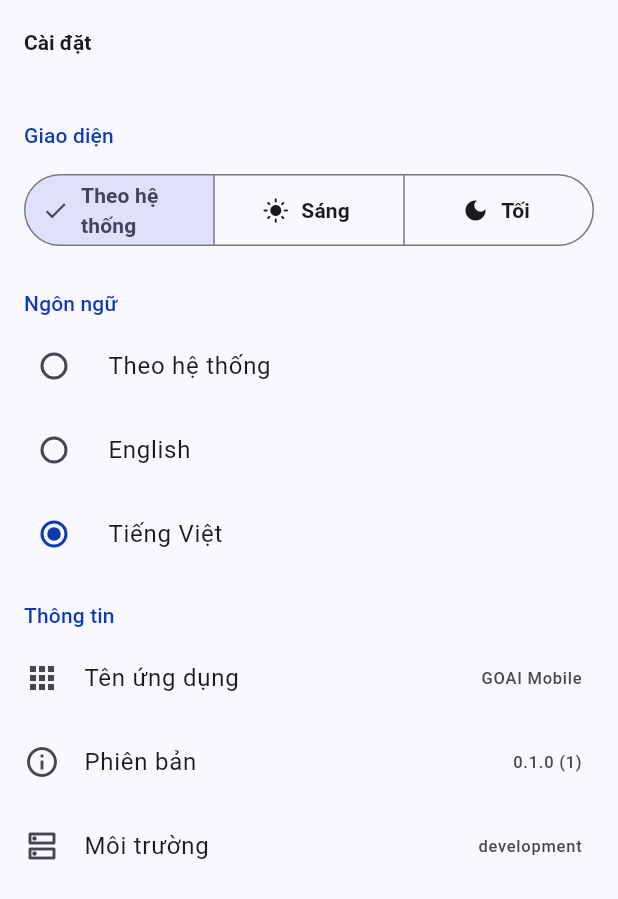
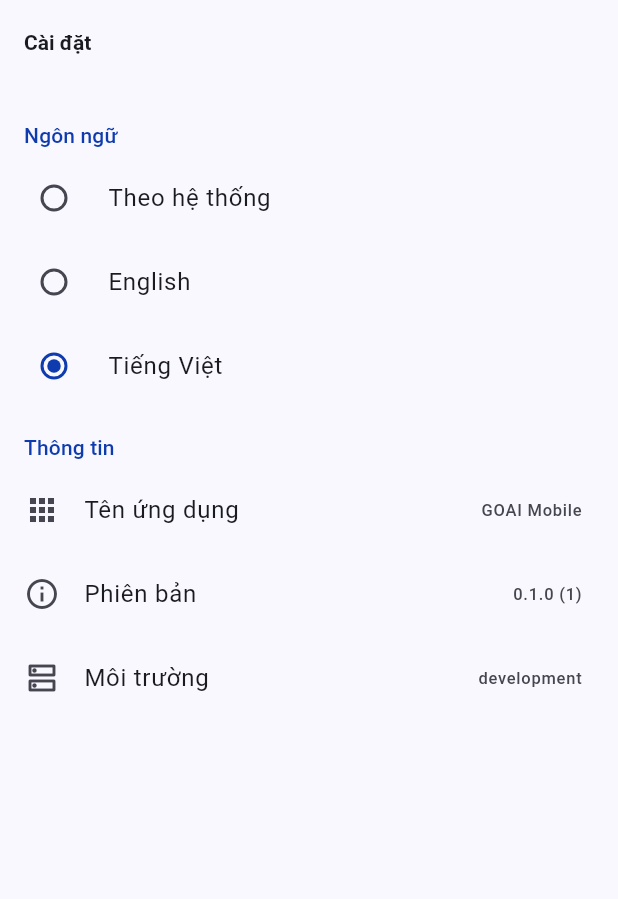
Before and after one commit to trantansy-goai/AI-HR-Workforce-, a Flutter app: the SettingsPage screen opened by its route, after a tap on "Tiếng Việt", on a phone screen of 412 x 824 dp. Shown: the top 899 px of the screen. Run offline on Flutter 3.47's test engine with Material 3 defaults, Android fonts, the phone set to English and light mode, and no system bars; our stand-ins replace dio, equatable, file_picker, flutter_riverpod, flutter_secure_storage, go_router and 2 more; missing offline and left inert: record; accounts and stored records are empty.

Commit message:
refactor: make GoAI light theme only

```diff
--- a/lib/app/app.dart
+++ b/lib/app/app.dart
@@ -29,8 +29,7 @@ class App extends ConsumerWidget {
       routerConfig: ref.watch(routerProvider),
       scaffoldMessengerKey: rootScaffoldMessengerKey,
       theme: theme.light,
-      darkTheme: theme.dark,
-      themeMode: settings.themeMode,
+      themeMode: ThemeMode.light,
       locale: settings.locale,
       supportedLocales: AppLocales.supported,
       localizationsDelegates: const [
--- a/lib/core/localization/arb/app_en.arb
+++ b/lib/core/localization/arb/app_en.arb
@@ -67,16 +67,12 @@
   "homeChatTitle": "Chat demo",
   "homeChatSubtitle": "Generic chat engine with a mock provider",
   "homeSettingsTitle": "Settings",
-  "homeSettingsSubtitle": "Theme, language and app info",
+  "homeSettingsSubtitle": "Language and app info",
   "homeShowcaseTitle": "Foundation showcase",
   "homeShowcaseSubtitle": "Design system components and states",
   "homeProfileTitle": "Profile",
   "homeProfileSubtitle": "Current user and session",
   "settingsTitle": "Settings",
-  "settingsAppearance": "Appearance",
-  "settingsThemeSystem": "System",
-  "settingsThemeLight": "Light",
-  "settingsThemeDark": "Dark",
   "settingsLanguage": "Language",
   "settingsLanguageSystem": "System default",
   "settingsAbout": "About",
--- a/lib/core/localization/arb/app_vi.arb
+++ b/lib/core/localization/arb/app_vi.arb
@@ -53,16 +53,12 @@
   "homeChatTitle": "Demo Chat",
   "homeChatSubtitle": "Chat engine tổng quát với provider giả lập",
   "homeSettingsTitle": "Cài đặt",
-  "homeSettingsSubtitle": "Giao diện, ngôn ngữ và thông tin ứng dụng",
+  "homeSettingsSubtitle": "Ngôn ngữ và thông tin ứng dụng",
   "homeShowcaseTitle": "Trình diễn nền tảng",
   "homeShowcaseSubtitle": "Các thành phần và trạng thái của design system",
   "homeProfileTitle": "Hồ sơ",
   "homeProfileSubtitle": "Người dùng và phiên hiện tại",
   "settingsTitle": "Cài đặt",
-  "settingsAppearance": "Giao diện",
-  "settingsThemeSystem": "Theo hệ thống",
-  "settingsThemeLight": "Sáng",
-  "settingsThemeDark": "Tối",
   "settingsLanguage": "Ngôn ngữ",
   "settingsLanguageSystem": "Theo hệ thống",
   "settingsAbout": "Thông tin",
--- a/lib/core/theme/app_theme.dart
+++ b/lib/core/theme/app_theme.dart
@@ -1,4 +1,5 @@
 import 'package:flutter/material.dart';
+import 'package:flutter/services.dart';
 
 import 'app_tokens.dart';
 
@@ -15,25 +16,18 @@ class AppTheme {
   final Color seedColor;
   final String? fontFamily;
 
-  ThemeData get light => _build(Brightness.light);
-  ThemeData get dark => _build(Brightness.dark);
+  ThemeData get light => _build();
 
-  ThemeData _build(Brightness brightness) {
-    final scheme =
-        ColorScheme.fromSeed(
-          seedColor: seedColor,
-          brightness: brightness,
-        ).copyWith(
-          primary: brightness == Brightness.light ? seedColor : null,
-          secondary: brightness == Brightness.light
-              ? AppBrandColors.secondaryGold
-              : null,
-        );
+  ThemeData _build() {
+    final scheme = ColorScheme.fromSeed(
+      seedColor: seedColor,
+      brightness: Brightness.light,
+    ).copyWith(primary: seedColor, secondary: AppBrandColors.secondaryGold);
     final base = ThemeData(
       useMaterial3: true,
       colorScheme: scheme,
       fontFamily: fontFamily,
-      brightness: brightness,
+      brightness: Brightness.light,
     );
     final textTheme = _textTheme(base.textTheme);
 
@@ -47,6 +41,7 @@ class AppTheme {
         elevation: 0,
         scrolledUnderElevation: 1,
         titleTextStyle: textTheme.titleLarge,
+        systemOverlayStyle: SystemUiOverlayStyle.dark,
       ),
       cardTheme: CardThemeData(
         elevation: 0,
--- a/lib/features/profile/presentation/profile_page.dart
+++ b/lib/features/profile/presentation/profile_page.dart
@@ -235,7 +235,7 @@ class _ProfileView extends ConsumerWidget {
           ListTile(
             leading: const Icon(Icons.settings_outlined),
             title: Text(l10n.profileSettings),
-            subtitle: const Text('Theme, language & system information'),
+            subtitle: Text(l10n.homeSettingsSubtitle),
             trailing: const Icon(Icons.chevron_right),
             onTap: () => context.push(AppRoutes.settings),
           ),
--- a/lib/features/settings/application/settings_controller.dart
+++ b/lib/features/settings/application/settings_controller.dart
@@ -16,11 +16,6 @@ class SettingsController extends Notifier<AppSettings> {
   @override
   AppSettings build() => ref.watch(settingsRepositoryProvider).load();
 
-  Future<void> setThemeMode(ThemeMode mode) async {
-    state = state.copyWith(themeMode: mode);
-    await ref.read(settingsRepositoryProvider).saveThemeMode(mode);
-  }
-
   /// Pass null to follow the device language.
   Future<void> setLocale(Locale? locale) async {
     state = state.copyWith(locale: () => locale);
--- a/lib/features/settings/presentation/settings_page.dart
+++ b/lib/features/settings/presentation/settings_page.dart
@@ -28,34 +28,6 @@ class SettingsPage extends ConsumerWidget {
         child: ListView(
           padding: const EdgeInsets.symmetric(vertical: AppSpacing.sm),
           children: [
-            _SectionHeader(l10n.settingsAppearance),
-            Padding(
-              padding: const EdgeInsets.symmetric(
-                horizontal: AppSpacing.lg,
-                vertical: AppSpacing.sm,
-              ),
-              child: SegmentedButton<ThemeMode>(
-                segments: [
-                  ButtonSegment(
-                    value: ThemeMode.system,
-                    icon: const Icon(Icons.brightness_auto),
-                    label: Text(l10n.settingsThemeSystem),
-                  ),
-                  ButtonSegment(
-                    value: ThemeMode.light,
-                    icon: const Icon(Icons.light_mode),
-                    label: Text(l10n.settingsThemeLight),
-                  ),
-                  ButtonSegment(
-                    value: ThemeMode.dark,
-                    icon: const Icon(Icons.dark_mode),
-                    label: Text(l10n.settingsThemeDark),
-                  ),
-                ],
-                selected: {settings.themeMode},
-                onSelectionChanged: (s) => controller.setThemeMode(s.first),
-              ),
-            ),
             _SectionHeader(l10n.settingsLanguage),
             RadioGroup<String>(
               groupValue: settings.locale?.languageCode ?? '',
```
Also changed, not shown: lib/app/bootstrap/bootstrap.dart (+11 -0 lines), lib/features/settings/data/settings_repository.dart (+1 -10 lines), lib/features/settings/domain/app_settings.dart (+4 -9 lines), lib/core/localization/generated/app_localizations.dart, lib/core/localization/generated/app_localizations_en.dart, lib/core/localization/generated/app_localizations_vi.dart, 9 other files.
